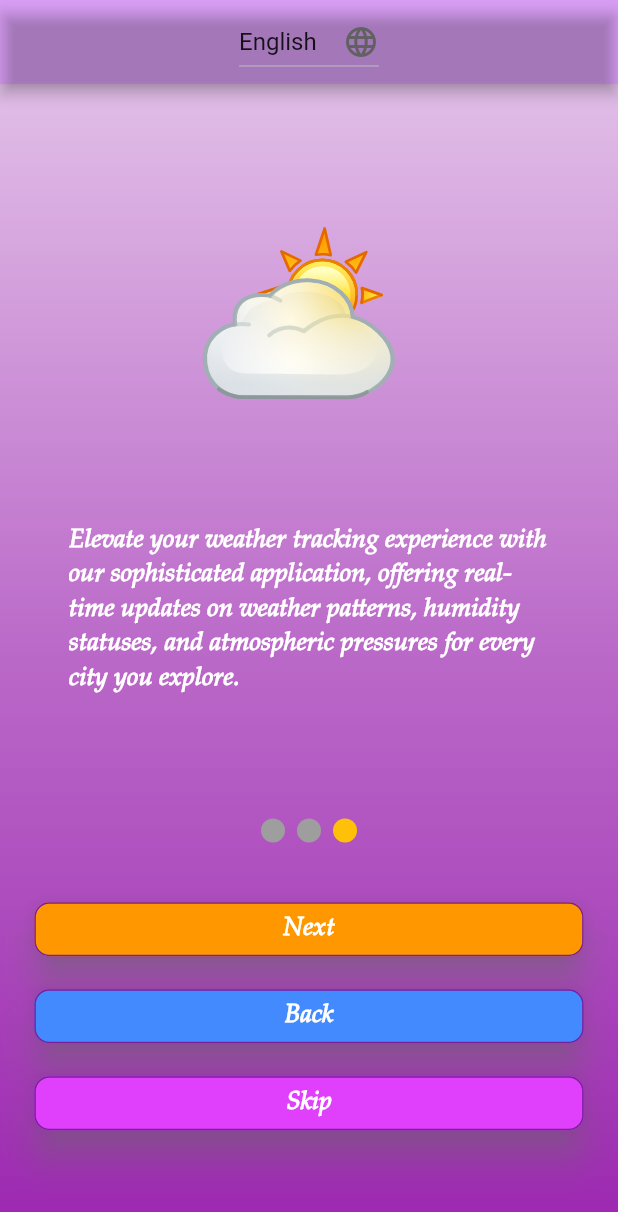
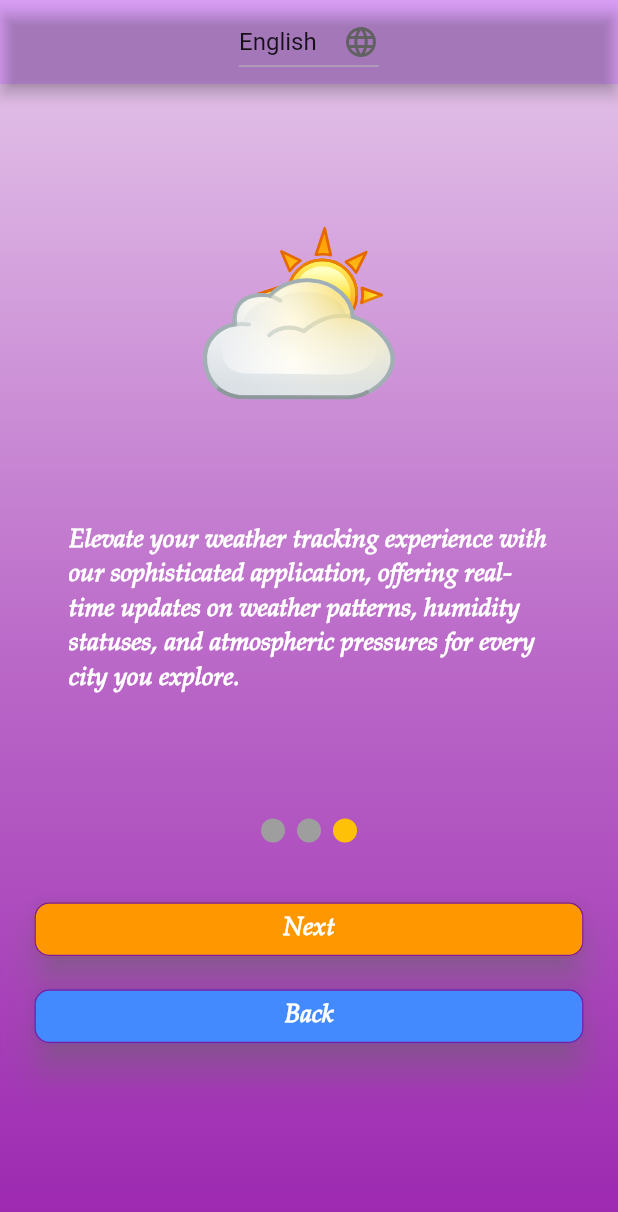
Before and after one commit to abdulkareemattar/KA-Weather, a Flutter app: the screen it shows after launch, swiped to page 3, on a phone screen of 412 x 824 dp. Shown: the top 1212 px of the screen. Run offline on Flutter 3.47's test engine with Material 2 defaults, Android fonts, the phone set to English and light mode, and no system bars; drawn by our look-alikes of smooth_page_indicator; our stand-ins replace animated_splash_screen, flutter_screenutil, lottie, shared_preferences.

Commit message:
fix skip button

```diff
--- a/lib/onboard/onboard.dart
+++ b/lib/onboard/onboard.dart
@@ -133,7 +133,7 @@ class Onboard extends StatelessWidget {
                     curve: Curves.fastEaseInToSlowEaseOut),
                 txt: S.of(context).back,
                 clr: Colors.blueAccent):SizedBox.shrink(),
-
+            (currentPage!=2)?
             Button(
                 onpressed: () => Navigator.pushAndRemoveUntil(
                     context,
@@ -147,7 +147,7 @@ class Onboard extends StatelessWidget {
                     ),
                         (route) => false),
                 txt: S.of(context).skip,
-                clr: Colors.purpleAccent)
+                clr: Colors.purpleAccent):SizedBox.shrink()
           ],
         ),
       ),
```
